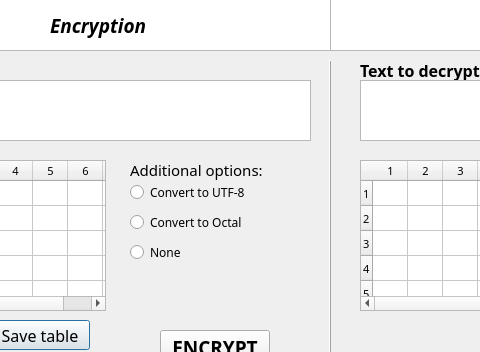
This is polybius.ui in KrGDarkSide/encryptor as Qt 5 draws it before an edit; both pictures show x 140 to 620 and y 0 to 352 of the 950 by 498 pixel window. The edited form follows.
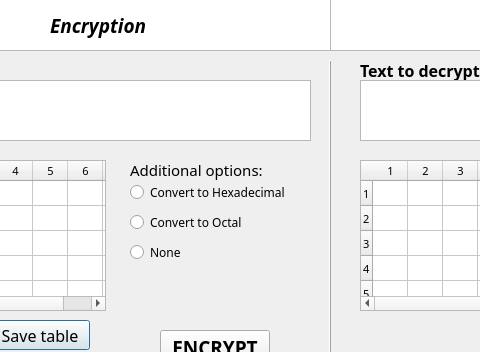
This is the edited form.

What changed in the file:
```diff
--- a/polybius.ui
+++ b/polybius.ui
@@ -924,7 +924,7 @@
        <cursorShape>PointingHandCursor</cursorShape>
       </property>
       <property name="text">
-       <string>Convert to UTF-8</string>
+       <string>Convert to Hexadecimal</string>
       </property>
      </widget>
     </item>
```
